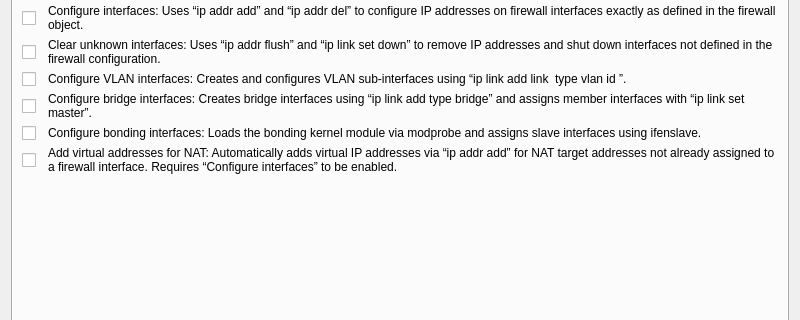
Before: the Qt Designer form src/firewallfabrik/gui/ui/nftablessettingsdialog_q.ui in Linuxfabrik/firewallfabrik, drawn with Qt 5; both pictures show x 0 to 800 and y 110 to 430 of the 800 by 600 pixel window.
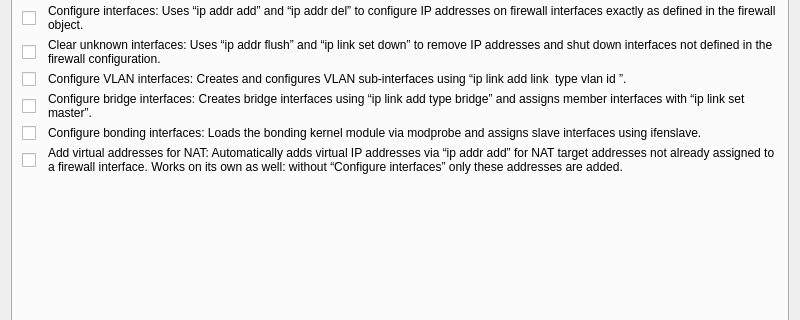
After: the same form once the commit is applied. The open tabs and pages were chosen to show the change.

Commit message:
fix(compiler): log INVALID packets at the log level of the firewall
Both compilers logged packets in state INVALID at debug whatever the
firewall's log level, as Firewall Builder does, so a log filtered by
level showed the rules but not the INVALID drops. They now use the
log_level option the rules use; a level the tool cannot write falls
back to debug. The settings dialogs no longer claim that "Add virtual
addresses for NAT" needs "Configure interfaces": both compilers add the
NAT addresses on their own when it is off (CompilerDriver_ipt_run.cpp).

The edit to the form file:
```diff
--- a/src/firewallfabrik/gui/ui/nftablessettingsdialog_q.ui
+++ b/src/firewallfabrik/gui/ui/nftablessettingsdialog_q.ui
@@ -1640,7 +1640,7 @@
        <item row="8" column="1">
         <widget class="QLabel" name="addVirtualsforNAT_label">
          <property name="text">
-          <string>Add virtual addresses for NAT: Automatically adds virtual IP addresses via “ip addr add” for NAT target addresses not already assigned to a firewall interface. Requires “Configure interfaces” to be enabled.</string>
+          <string>Add virtual addresses for NAT: Automatically adds virtual IP addresses via “ip addr add” for NAT target addresses not already assigned to a firewall interface. Works on its own as well: without “Configure interfaces” only these addresses are added.</string>
          </property>
          <property name="wordWrap">
           <bool>true</bool>
```
The commit also changes 100 other files.
